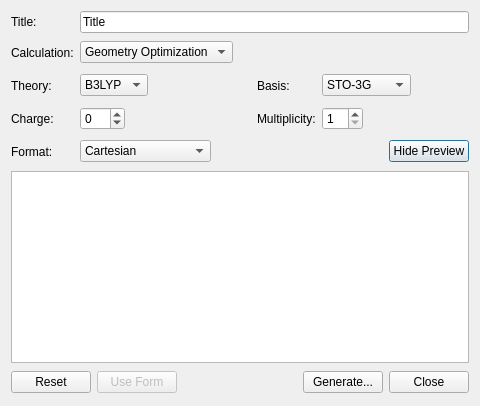
Old version of the form libavogadro/src/extensions/nwcheminputdialog.ui in the repository cryos/avogadro.
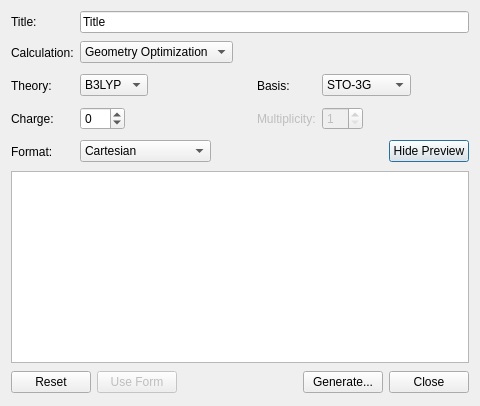
New version of the form.

Commit message: Cleaned up nwchem input generator.

Patch:
```diff
--- a/libavogadro/src/extensions/nwcheminputdialog.ui
+++ b/libavogadro/src/extensions/nwcheminputdialog.ui
@@ -283,6 +283,9 @@
      </item>
      <item row="3" column="2">
       <widget class="QLabel" name="label_6">
+       <property name="enabled">
+        <bool>false</bool>
+       </property>
        <property name="text">
         <string>Multiplicity:</string>
        </property>
@@ -295,6 +298,9 @@
       <layout class="QHBoxLayout" name="horizontalLayout_7">
        <item>
         <widget class="QSpinBox" name="multiplicitySpin">
+         <property name="enabled">
+          <bool>false</bool>
+         </property>
          <property name="minimum">
           <number>1</number>
          </property>
```
The commit also changes 1 other file.
